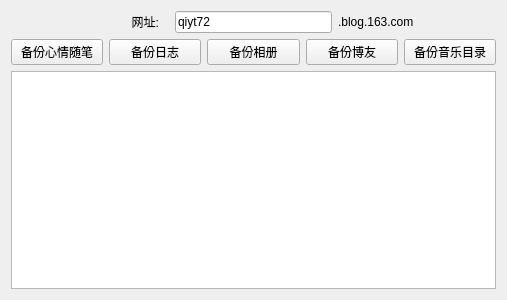
Old version of the form kd163blogBackUp.ui in the repository bkdwei/kd163blogBackUp.
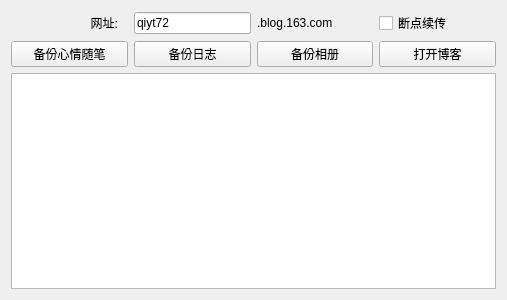
New version of the form.

Commit message: 将下载博客的功能线程化,并优化下载过程

```diff
--- a/kd163blogBackUp.ui
+++ b/kd163blogBackUp.ui
@@ -46,6 +46,16 @@
        </property>
       </widget>
      </item>
+     <item>
+      <widget class="QCheckBox" name="chkB_continue_on_failure">
+       <property name="text">
+        <string>断点续传</string>
+       </property>
+       <property name="checked">
+        <bool>false</bool>
+       </property>
+      </widget>
+     </item>
     </layout>
    </item>
    <item>
@@ -74,21 +84,18 @@
      <item>
       <widget class="QPushButton" name="pb_backup_friendlist">
        <property name="text">
-        <string>备份博友</string>
-       </property>
-      </widget>
-     </item>
-     <item>
-      <widget class="QPushButton" name="pb_backup_musiclist">
-       <property name="text">
-        <string>备份音乐目录</string>
+        <string>打开博客</string>
        </property>
       </widget>
      </item>
     </layout>
    </item>
    <item>
-    <widget class="QTextBrowser" name="tb_result"/>
+    <widget class="QTextBrowser" name="tb_result">
+     <property name="openExternalLinks">
+      <bool>true</bool>
+     </property>
+    </widget>
    </item>
   </layout>
  </widget>
```
Left out of the diff: 2 changed lines with no effect on the pictures. The commit also changes 20 other files.
